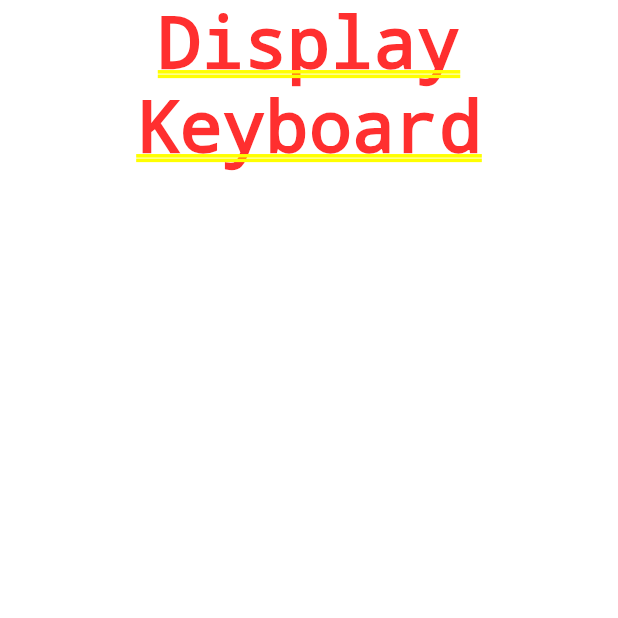
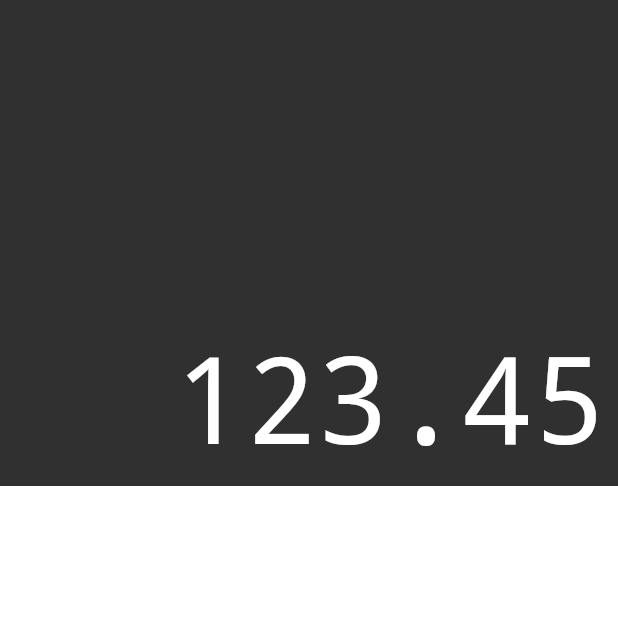
Before and after one commit to lemarinhofernandes/calculadora-flutter, a Flutter app: the screen it shows after launch, on a phone screen of 412 x 824 dp, the top half of it. Run offline on Flutter 3.47's test engine with Material 2 defaults, Android fonts, the phone set to English and light mode, and no system bars; drawn by our look-alikes of auto_size_text.

Commit message:
Adiciona dependencias, keyboard e display

```diff
--- /dev/null
+++ b/flutter_calculator/lib/components/display.dart
@@ -0,0 +1,40 @@
+import 'package:auto_size_text/auto_size_text.dart';
+import 'package:flutter/material.dart';
+
+class Display extends StatelessWidget {
+  final String text;
+
+  Display(this.text);
+
+  @override
+  Widget build(BuildContext context) {
+    return Expanded(
+      flex: 1,
+      child: Container(
+        color: Color.fromRGBO(48, 48, 48, 1),
+        child: Column(
+          mainAxisAlignment: MainAxisAlignment.end,
+          crossAxisAlignment: CrossAxisAlignment.stretch,
+          children: <Widget>[
+            Padding(
+              padding: const EdgeInsets.all(8.0),
+              child: AutoSizeText(
+                text,
+                minFontSize: 20,
+                maxFontSize: 80,
+                maxLines: 1,
+                textAlign: TextAlign.end,
+                style: TextStyle(
+                  fontWeight: FontWeight.w100,
+                  decoration: TextDecoration.none,
+                  fontSize: 80,
+                  color: Colors.white,
+                ),
+              ),
+            ),
+          ],
+        ),
+      ),
+    );
+  }
+}
--- /dev/null
+++ b/flutter_calculator/lib/components/keyboard.dart
@@ -0,0 +1,10 @@
+import 'package:flutter/material.dart';
+
+class Keyboard extends StatelessWidget {
+  @override
+  Widget build(BuildContext context) {
+    return Container(
+      height: 500,
+    );
+  }
+}
--- a/flutter_calculator/lib/screens/calculator.dart
+++ b/flutter_calculator/lib/screens/calculator.dart
@@ -1,4 +1,6 @@
 import 'package:flutter/material.dart';
+import '../components/display.dart';
+import '../components/keyboard.dart';
 
 class Calculator extends StatelessWidget {
   @override
@@ -6,8 +8,8 @@ class Calculator extends StatelessWidget {
     return MaterialApp(
         home: Column(
           children: <Widget>[
-            Text('Display'),
-            Text('Keyboard'),
+            Display('123.45'),
+            Keyboard(),
           ],
         ),
     );
--- a/flutter_calculator/pubspec.yaml
+++ b/flutter_calculator/pubspec.yaml
@@ -23,6 +23,7 @@ environment:
 dependencies:
   flutter:
     sdk: flutter
+  auto_size_text: ^2.1.0
 
 
   # The following adds the Cupertino Icons font to your application.
```
